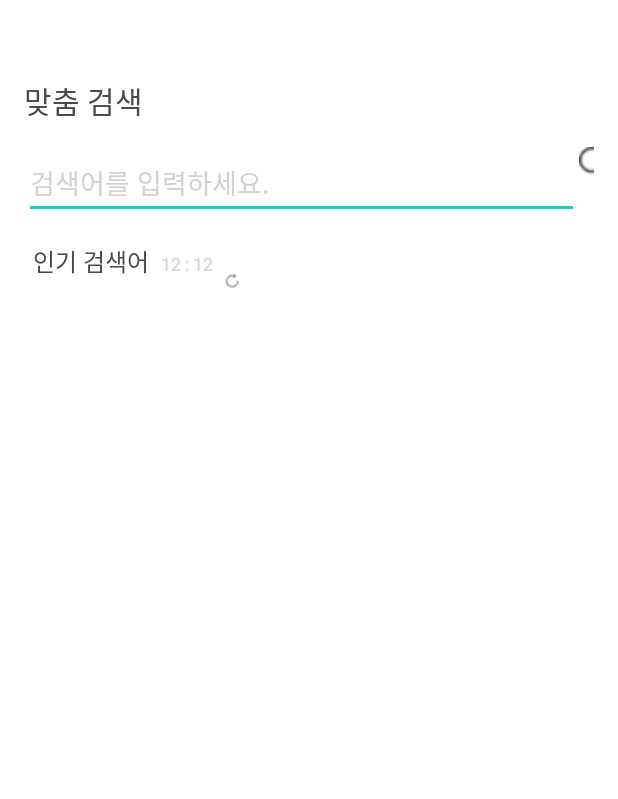
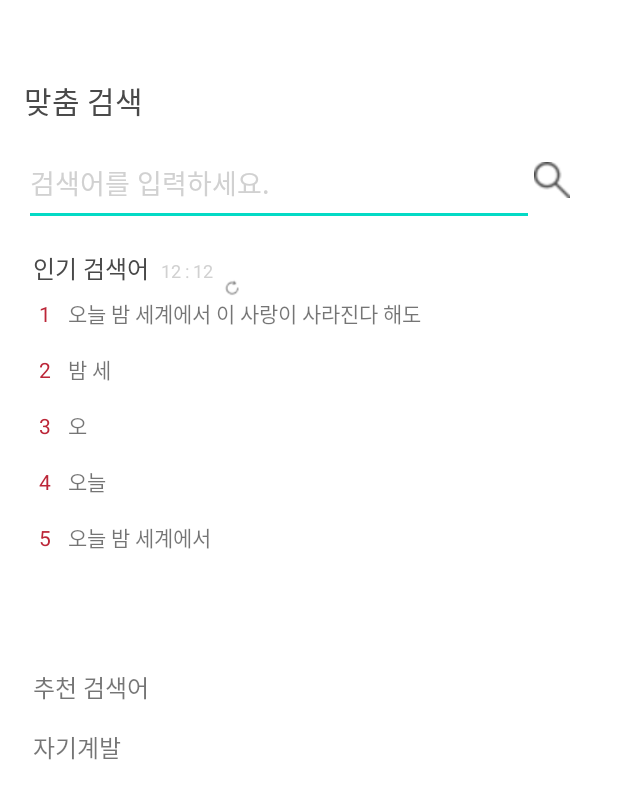
Before and after one commit to seungchae1/ReComm, an Android app: the screen it shows after launch (Search), on a phone screen of 412 x 824 dp. Shown: the top 799 px of the screen. Run offline under Robolectric (Android 15) with nearby library versions, the phone set to English and light mode, and no system bars.

Commit message:
검색 페이지 (슬라이드, 토글, 추천 검색어), 상세페이지(아코디언구현하면끝오늘일과시간ㄴㅐ에끝ㄴㄹ게

```diff
--- a/app/src/main/res/layout/activity_search.xml
+++ b/app/src/main/res/layout/activity_search.xml
@@ -25,19 +25,22 @@
         android:padding="16dp">
 
         <EditText
-            android:layout_width="370dp"
+            android:layout_width="340dp"
             android:layout_height="wrap_content"
             android:hint="검색어를 입력하세요."
-            android:textColorHint="#D1D1D1"/>
+            android:textColorHint="#D1D1D1"
+            android:paddingBottom="15dp"/>
 
         <ImageView
             android:layout_width="24dp"
             android:layout_height="24dp"
+            android:layout_marginTop="10dp"
             android:src="@drawable/serach"/>
 
     </LinearLayout>
 
     <!--  인기 검색어  -->
+    <!--  아놔 슬라이드라니...  -->
     <LinearLayout
         android:layout_width="match_parent"
         android:layout_height="wrap_content"
@@ -69,4 +72,155 @@
 
     </LinearLayout>
 
+    <LinearLayout
+        android:layout_marginLeft="26dp"
+        android:layout_width="match_parent"
+        android:layout_height="wrap_content"
+        android:orientation="vertical">
+
+        <LinearLayout
+            android:layout_marginBottom="16dp"
+            android:layout_width="wrap_content"
+            android:layout_height="wrap_content"
+            android:orientation="horizontal">
+
+            <TextView
+                android:layout_marginRight="11dp"
+                android:layout_width="wrap_content"
+                android:layout_height="wrap_content"
+                android:textSize="14dp"
+                android:text="1"
+                android:textColor="#BC2638"/>
+
+            <TextView
+                android:layout_width="wrap_content"
+                android:layout_height="wrap_content"
+                android:textSize="14dp"
+                android:text="오늘 밤 세계에서 이 사랑이 사라진다 해도"/>
+
+        </LinearLayout>
+
+        <LinearLayout
+            android:layout_marginBottom="16dp"
+            android:layout_width="wrap_content"
+            android:layout_height="wrap_content"
+            android:orientation="horizontal">
+
+            <TextView
+                android:layout_marginRight="11dp"
+                android:layout_width="wrap_content"
+                android:layout_height="wrap_content"
+                android:textSize="14dp"
+                android:text="2"
+                android:textColor="#BC2638"/>
+
+            <TextView
+                android:layout_width="wrap_content"
+                android:layout_height="wrap_content"
+                android:textSize="14dp"
+                android:text="밤 세"/>
+
+        </LinearLayout>
+
+        <LinearLayout
+            android:layout_marginBottom="16dp"
+            android:layout_width="wrap_content"
+            android:layout_height="wrap_content"
+            android:orientation="horizontal">
+
+            <TextView
+                android:layout_marginRight="11dp"
+                android:layout_width="wrap_content"
+                android:layout_height="wrap_content"
+                android:textSize="14dp"
+                android:text="3"
+                android:textColor="#BC2638"/>
+
+            <TextView
+                android:layout_width="wrap_content"
+                android:layout_height="wrap_content"
+                android:textSize="14dp"
+                android:text="오"/>
+
+        </LinearLayout>
+
+        <LinearLayout
+            android:layout_marginBottom="16dp"
+            android:layout_width="wrap_content"
+            android:layout_height="wrap_content"
+            android:orientation="horizontal">
+
+            <TextView
+                android:layout_marginRight="11dp"
+                android:layout_width="wrap_content"
+                android:layout_height="wrap_content"
+                android:textSize="14dp"
+                android:text="4"
+                android:textColor="#BC2638"/>
+
+            <TextView
+                android:layout_width="wrap_content"
+                android:layout_height="wrap_content"
+                android:textSize="14dp"
+                android:text="오늘 "/>
+
+        </LinearLayout>
+
+        <LinearLayout
+            android:layout_marginBottom="16dp"
+            android:layout_width="wrap_content"
+            android:layout_height="wrap_content"
+            android:orientation="horizontal">
+
+            <TextView
+                android:layout_marginRight="11dp"
+                android:layout_width="wrap_content"
+                android:layout_height="wrap_content"
+                android:textSize="14dp"
+                android:text="5"
+                android:textColor="#BC2638"/>
+
+            <TextView
+                android:layout_width="wrap_content"
+                android:layout_height="wrap_content"
+                android:textSize="14dp"
+                android:text="오늘 밤 세계에서 "/>
+
+        </LinearLayout>
+
+
+    </LinearLayout>
+
+    <LinearLayout
+        android:layout_marginTop="61dp"
+        android:layout_marginLeft="22dp"
+        android:layout_width="match_parent"
+        android:layout_height="wrap_content"
+        android:orientation="vertical">
+
+        <TextView
+            android:layout_marginBottom="16dp"
+            android:layout_width="wrap_content"
+            android:layout_height="wrap_content"
+            android:textSize="16dp"
+            android:textcolor="#49494ㅇ9"
+            android:text="추천 검색어 "/>
+
+        <!--   추가     -->
+        <LinearLayout
+            android:layout_width="match_parent"
+            android:layout_height="wrap_content"
+            android:orientation="horizontal">
+
+            <TextView
+                android:layout_width="wrap_content"
+                android:layout_height="wrap_content"
+                android:textSize="16dp"
+                android:textcolor="#494949"
+                android:text="자기계발 "/>
+
+        </LinearLayout>
+
+    </LinearLayout>
+
 </LinearLayout>
```
Also changed, not shown: app/src/main/java/com/example/recomm/BookDetail.java (added, +36 -0 lines), app/src/main/res/drawable/myrect.xml (added, +12 -0 lines), app/src/main/res/layout/activity_book_detail.xml (added, +219 -0 lines), app/src/main/res/drawable/book_deatil_btn.png (added), app/src/main/res/drawable/book_detail.png (added), app/src/main/res/drawable/book_detail_arrow.png (added), app/src/main/res/drawable/book_detail_buy_btn1.png (added), app/src/main/res/drawable/book_detail_buy_btn2.png (added).
